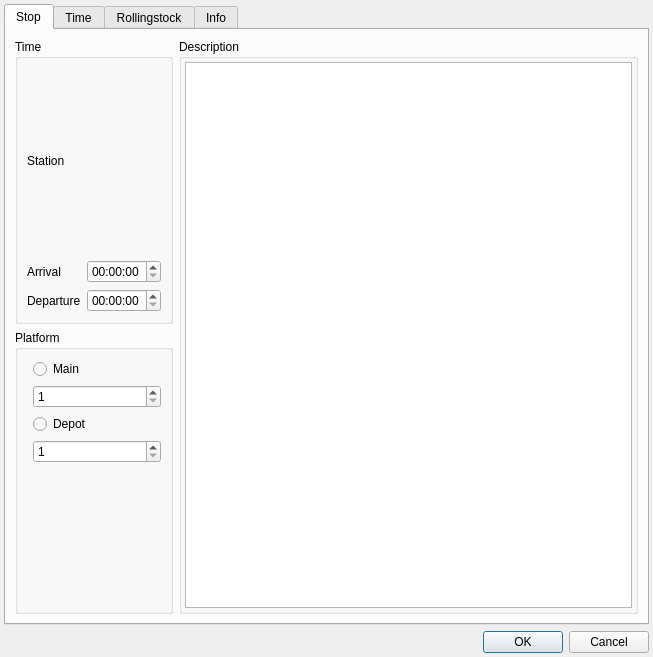
The window that src/jobs/jobeditor/editstopdialog.ui (gfgit/ModelRailroadTimetablePlanner) describes before a commit, drawn with Qt 5.
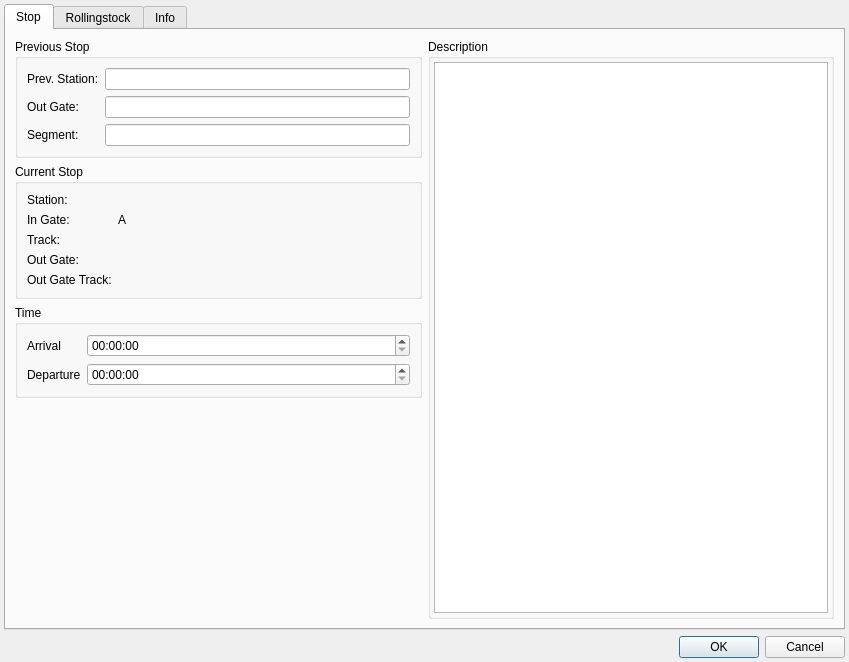
The same window after the commit.

Commit message: EditStopDialog: removed Time Tab, new Stop Tab

Diff of the .ui file:
```diff
--- a/src/jobs/jobeditor/editstopdialog.ui
+++ b/src/jobs/jobeditor/editstopdialog.ui
@@ -6,8 +6,8 @@
    <rect>
     <x>0</x>
     <y>0</y>
-    <width>653</width>
-    <height>657</height>
+    <width>849</width>
+    <height>662</height>
    </rect>
   </property>
   <property name="windowTitle">
@@ -39,45 +39,49 @@
        <property name="leftMargin">
         <number>9</number>
        </property>
-       <item row="1" column="0">
-        <widget class="QGroupBox" name="platfBox">
+       <item row="2" column="0">
+        <widget class="QGroupBox" name="timeBox">
+         <property name="sizePolicy">
+          <sizepolicy hsizetype="Preferred" vsizetype="Maximum">
+           <horstretch>0</horstretch>
+           <verstretch>0</verstretch>
+          </sizepolicy>
+         </property>
          <property name="title">
-          <string>Platform</string>
+          <string>Time</string>
          </property>
-         <layout class="QFormLayout" name="formLayout">
+         <layout class="QFormLayout" name="formLayout_2">
+          <item row="0" column="0">
+           <widget class="QLabel" name="label_2">
+            <property name="text">
+             <string>Arrival</string>
+            </property>
+           </widget>
+          </item>
           <item row="0" column="1">
-           <widget class="QRadioButton" name="platfRadio">
-            <property name="text">
-             <string>Main</string>
-            </property>
-           </widget>
+           <widget class="QTimeEdit" name="arrivalTimeEdit"/>
           </item>
-          <item row="2" column="1">
-           <widget class="QRadioButton" name="depotRadio">
+          <item row="1" column="0">
+           <widget class="QLabel" name="label_3">
             <property name="text">
-             <string>Depot</string>
+             <string>Departure</string>
             </property>
            </widget>
           </item>
           <item row="1" column="1">
-           <widget class="QSpinBox" name="mainPlatfSpin">
-            <property name="minimum">
-             <number>1</number>
-            </property>
-           </widget>
-          </item>
-          <item row="3" column="1">
-           <widget class="QSpinBox" name="depotSpin">
-            <property name="minimum">
-             <number>1</number>
-            </property>
-           </widget>
+           <widget class="QTimeEdit" name="departureTimeEdit"/>
           </item>
          </layout>
         </widget>
        </item>
-       <item row="0" column="1" rowspan="2">
+       <item row="0" column="1" rowspan="4">
         <widget class="QGroupBox" name="descrBox">
+         <property name="sizePolicy">
+          <sizepolicy hsizetype="Preferred" vsizetype="Preferred">
+           <horstretch>0</horstretch>
+           <verstretch>0</verstretch>
+          </sizepolicy>
+         </property>
          <property name="title">
           <string>Description</string>
          </property>
@@ -104,180 +108,105 @@
         </widget>
        </item>
        <item row="0" column="0">
-        <widget class="QGroupBox" name="mainBox">
+        <widget class="QGroupBox" name="prevStopBox">
+         <property name="sizePolicy">
+          <sizepolicy hsizetype="Preferred" vsizetype="Maximum">
+           <horstretch>0</horstretch>
+           <verstretch>0</verstretch>
+          </sizepolicy>
+         </property>
          <property name="title">
-          <string>Time</string>
+          <string>Previous Stop</string>
          </property>
-         <layout class="QGridLayout" name="stopBoxLayout">
-          <item row="1" column="1">
-           <widget class="QTimeEdit" name="arrivalTimeEdit"/>
-          </item>
-          <item row="1" column="0">
-           <widget class="QLabel" name="label_2">
-            <property name="text">
-             <string>Arrival</string>
-            </property>
-           </widget>
-          </item>
+         <layout class="QFormLayout" name="formLayout">
           <item row="0" column="0">
            <widget class="QLabel" name="label">
             <property name="text">
-             <string>Station</string>
+             <string>Prev. Station:</string>
             </property>
            </widget>
           </item>
+          <item row="0" column="1">
+           <widget class="QLineEdit" name="prevStEdit"/>
+          </item>
+          <item row="1" column="0">
+           <widget class="QLabel" name="label_13">
+            <property name="text">
+             <string>Out Gate:</string>
+            </property>
+           </widget>
+          </item>
+          <item row="1" column="1">
+           <widget class="QLineEdit" name="prevOutGateEdit"/>
+          </item>
           <item row="2" column="0">
-           <widget class="QLabel" name="label_3">
+           <widget class="QLabel" name="label_14">
             <property name="text">
-             <string>Departure</string>
+             <string>Segment:</string>
             </property>
            </widget>
           </item>
           <item row="2" column="1">
-           <widget class="QTimeEdit" name="departureTimeEdit"/>
+           <widget class="QLineEdit" name="prevSegmentEdit"/>
           </item>
          </layout>
         </widget>
        </item>
-      </layout>
-     </widget>
-     <widget class="QWidget" name="timeTab">
-      <attribute name="title">
-       <string>Time</string>
-      </attribute>
-      <layout class="QGridLayout" name="gridLayout">
-       <item row="4" column="0">
-        <widget class="QLabel" name="label_10">
-         <property name="text">
-          <string>Arrival</string>
+       <item row="1" column="0">
+        <widget class="QGroupBox" name="curStopBox">
+         <property name="sizePolicy">
+          <sizepolicy hsizetype="Preferred" vsizetype="Maximum">
+           <horstretch>0</horstretch>
+           <verstretch>0</verstretch>
+          </sizepolicy>
          </property>
-        </widget>
-       </item>
-       <item row="0" column="2">
-        <widget class="QLineEdit" name="prevStEdit">
-         <property name="readOnly">
-          <bool>true</bool>
+         <property name="title">
+          <string>Current Stop</string>
          </property>
-        </widget>
-       </item>
+         <layout class="QFormLayout" name="formLayout_3">
        <item row="0" column="0">
         <widget class="QLabel" name="label_5">
          <property name="text">
-          <string>Previous Station</string>
+             <string>Station:</string>
          </property>
         </widget>
        </item>
-       <item row="1" column="3">
+          <item row="2" column="0">
         <widget class="QLabel" name="label_7">
          <property name="text">
-          <string>Line Max.Speed</string>
+             <string>Track:</string>
          </property>
         </widget>
        </item>
        <item row="3" column="0">
-        <widget class="QLabel" name="label_9">
-         <property name="text">
-          <string>Speed</string>
-         </property>
-        </widget>
-       </item>
-       <item row="2" column="0" colspan="2">
-        <widget class="QLabel" name="label_8">
-         <property name="text">
-          <string>Train Max.Speed</string>
-         </property>
-        </widget>
-       </item>
-       <item row="5" column="0">
-        <widget class="QLabel" name="label_11">
-         <property name="text">
-          <string>Departure</string>
-         </property>
-        </widget>
-       </item>
-       <item row="4" column="2">
-        <widget class="QTimeEdit" name="calcTimeArr"/>
-       </item>
-       <item row="5" column="2">
-        <widget class="QTimeEdit" name="calcTimeDep"/>
-       </item>
-       <item row="4" column="4">
-        <widget class="QPushButton" name="calcTimeBut">
-         <property name="text">
-          <string>Re-Calc</string>
-         </property>
-        </widget>
-       </item>
-       <item row="5" column="4">
-        <widget class="QPushButton" name="applyTimeBut">
-         <property name="text">
-          <string>Apply</string>
-         </property>
-        </widget>
-       </item>
-       <item row="3" column="2">
-        <widget class="QSpinBox" name="speedEdit">
-         <property name="suffix">
-          <string> Km/h</string>
-         </property>
-         <property name="maximum">
-          <number>999</number>
-         </property>
-        </widget>
-       </item>
-       <item row="1" column="4">
-        <widget class="QSpinBox" name="lineSpeedBox">
-         <property name="readOnly">
-          <bool>true</bool>
-         </property>
-         <property name="buttonSymbols">
-          <enum>QAbstractSpinBox::NoButtons</enum>
-         </property>
-         <property name="suffix">
-          <string> Km/h</string>
-         </property>
-         <property name="maximum">
-          <number>999</number>
-         </property>
-        </widget>
-       </item>
-       <item row="2" column="2">
-        <widget class="QSpinBox" name="trainSpeedBox">
-         <property name="wrapping">
-          <bool>false</bool>
-         </property>
-         <property name="frame">
-          <bool>true</bool>
-         </property>
-         <property name="readOnly">
-          <bool>true</bool>
-         </property>
-         <property name="buttonSymbols">
-          <enum>QAbstractSpinBox::NoButtons</enum>
-         </property>
-         <property name="showGroupSeparator" stdset="0">
-          <bool>false</bool>
-         </property>
-         <property name="suffix">
-          <string> Km/h</string>
-         </property>
-         <property name="maximum">
-          <number>999</number>
-         </property>
-        </widget>
-       </item>
-       <item row="1" column="0" colspan="2">
         <widget class="QLabel" name="label_6">
          <property name="text">
-          <string>Line</string>
+             <string>Out Gate:</string>
          </property>
         </widget>
        </item>
-       <item row="1" column="2">
-        <widget class="QLineEdit" name="currentLineText">
-         <property name="readOnly">
-          <bool>true</bool>
-         </property>
+          <item row="4" column="0">
+           <widget class="QLabel" name="label_8">
+            <property name="text">
+             <string>Out Gate Track:</string>
+            </property>
+           </widget>
+          </item>
+          <item row="1" column="0">
+           <widget class="QLabel" name="label_10">
+            <property name="text">
+             <string>In Gate:</string>
+            </property>
+           </widget>
+          </item>
+          <item row="1" column="1">
+           <widget class="QLabel" name="inGateLabel">
+            <property name="text">
+             <string>A</string>
+            </property>
+           </widget>
+          </item>
+         </layout>
         </widget>
        </item>
       </layout>
```
Left out of the diff: 24 changed lines with no effect on the pictures. Lines whose indentation alone changed are shown as unchanged.
